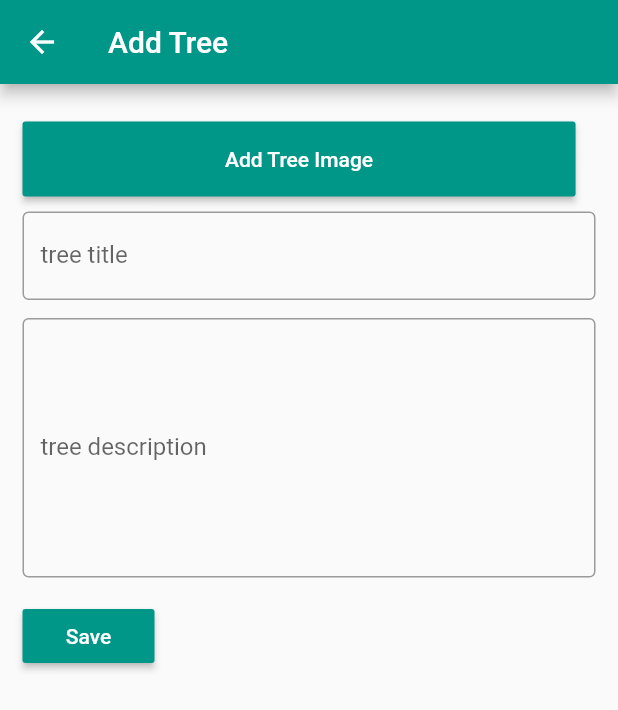
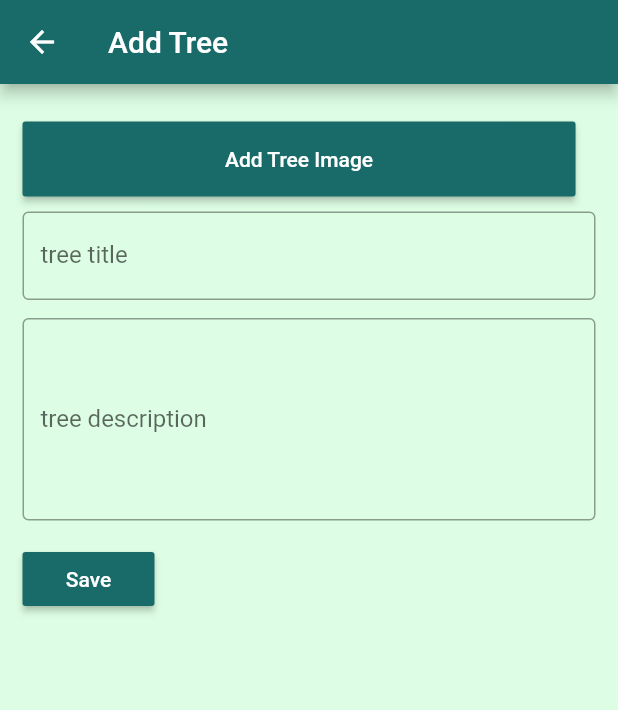
Before and after one commit to LiyanageHasara/tree-app-flutter, a Flutter app: the screen it shows once a user with an empty profile is signed in, after a tap on the "add" icon, on a phone screen of 412 x 824 dp. Shown: the top 710 px of the screen. Run offline on Flutter 3.47's test engine with Material 2 defaults, Android fonts, the phone set to English and light mode, and no system bars; our stand-ins replace cloud_firestore, firebase_auth, firebase_storage, flutter_spinkit, image_picker; accounts and stored records are empty; network calls fail.

Commit message:
flutter app

```diff
--- a/lib/main.dart
+++ b/lib/main.dart
@@ -16,7 +16,10 @@ class MyApp extends StatelessWidget {
       child: MaterialApp(
         title: 'Tree Details Application',
         theme: ThemeData(
-          primarySwatch: Colors.teal,
+          brightness: Brightness.light,
+          primaryColor: Color(0xFF196b69),
+          accentColor: Color(0xFF196b69),
+          scaffoldBackgroundColor: Color(0xFFddfee4),
         ),
         home: Wrapper(),
       ),
--- a/lib/presentation/pages/add_tree.dart
+++ b/lib/presentation/pages/add_tree.dart
@@ -60,7 +60,7 @@ class _AddTreePageState extends State<AddTreePage> {
           FlatButton(
             padding: EdgeInsets.all(16),
             color: Colors.black54,
-            child: Text('Change Image',
+            child: Text('Change tree Image',
               style: TextStyle(color: Colors.white, fontSize: 22, fontWeight: FontWeight.w400),),
             onPressed: () => _getLocalTreeImage(),
           )
@@ -127,6 +127,7 @@ class _AddTreePageState extends State<AddTreePage> {
               //button for add new tree
               ButtonTheme(
                 height: 50.0,
+                buttonColor: Color(0xFF196b69),
                 padding: const EdgeInsets.fromLTRB(135.0, 10.0, 135.0, 10.0),
                 child: RaisedButton(
                   onPressed: () => _getLocalTreeImage(),
@@ -172,8 +173,9 @@ class _AddTreePageState extends State<AddTreePage> {
                     return "Tree description is required";
                   return null;
                 },
-                maxLines: 7,
+                maxLines: 5,
                 decoration: InputDecoration(
+
                   labelText: "tree description",
                   border: OutlineInputBorder(),
                 ),
@@ -182,7 +184,7 @@ class _AddTreePageState extends State<AddTreePage> {
               //save and edit buttons
               RaisedButton(
                 textColor: Colors.white,
-                color: Theme.of(context).primaryColor,
+                color: Color(0xFF196b69),
                 child: Text(isEditTree ? "Update" : "Save"),
                 onPressed: () async {
                   print('saveTree called');
--- a/lib/presentation/pages/list.dart
+++ b/lib/presentation/pages/list.dart
@@ -15,6 +15,7 @@ class ListPage extends StatelessWidget{
         actions: <Widget>[
           FlatButton.icon(
               icon: Icon(Icons.person),
+              textColor: Color(0xFFd5eded),
               label: Text('Log Out'),
               onPressed: (){
                 Navigator.push(
@@ -39,6 +40,7 @@ class ListPage extends StatelessWidget{
               Tree tree = snapshots.data[index];
               //include a card view into the list items
               return Card(
+                color: Color(0xFFf7fff8),
                 child: ListTile(
                   //get image from the internet
                   leading: Image.network(
@@ -54,7 +56,7 @@ class ListPage extends StatelessWidget{
                       //edit icon
                       IconButton(
                           icon: Icon(Icons.edit),
-                          color: Colors.black87,
+                          color: Color(0xFF196b69),
                           onPressed: () => Navigator.push(treesContext,
                             MaterialPageRoute(
                               builder: (_) => AddTreePage(tree: tree,isTreeUpdating: true),
@@ -63,7 +65,7 @@ class ListPage extends StatelessWidget{
                       //delete icon
                       IconButton(
                         icon: Icon(Icons.delete),
-                        color: Colors.redAccent,
+                        color: Color(0xFF196b69),
                         onPressed: () => _deleteTree(treesContext, tree.treeId),
                       ),
                     ],
--- a/lib/presentation/pages/tree_details.dart
+++ b/lib/presentation/pages/tree_details.dart
@@ -23,6 +23,7 @@ class TreeDetailsPage extends StatelessWidget{
             //show the title of the selected tree
             Text(tree.treeTitle, style: Theme.of(context)
                 .textTheme.title.copyWith(
+                  color: Color(0xFF196b69),
                   fontSize: 23.0,
                   fontWeight: FontWeight.bold
             ),),
```
